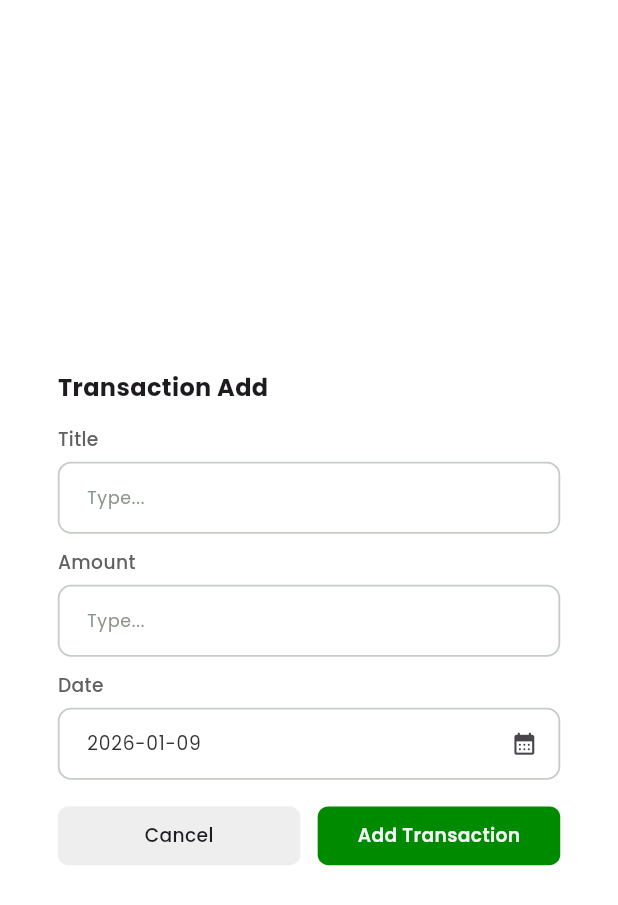
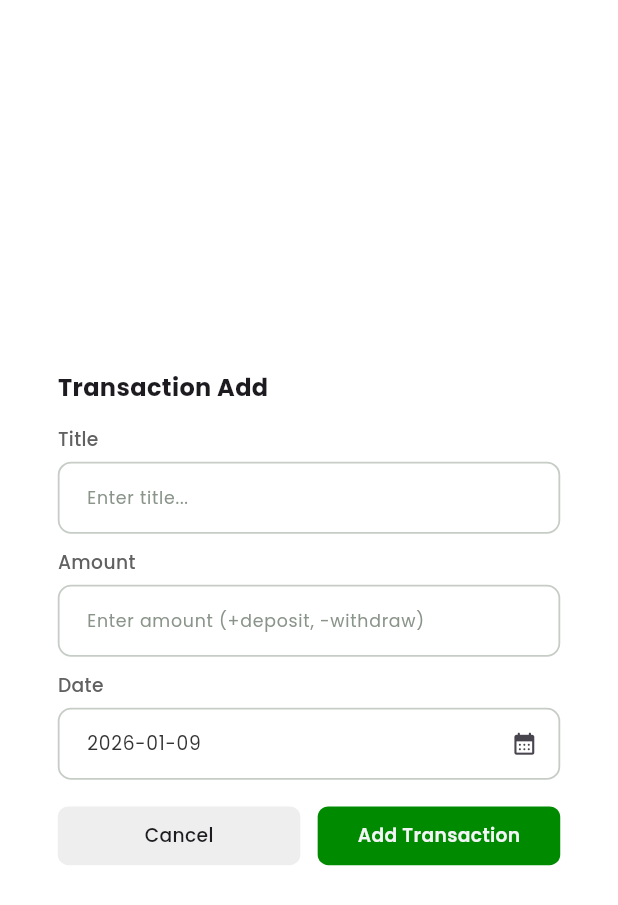
Before and after one commit to mdbayzid131/imagine_3d, a Flutter app: the DialogBody widget shown alone on an empty page, opened directly with empty values, on a phone screen of 412 x 824 dp. Shown: the top 905 px of the screen. Run offline on Flutter 3.47's test engine with Material 3 defaults, Android fonts, the phone set to English and light mode, and no system bars; our stand-ins replace cloud_firestore, firebase_auth, firebase_core, flutter_screenutil, flutter_svg, get and 2 more; accounts and stored records are empty.

Commit message:
bug fixed

```diff
--- a/lib/presentation/controllers/homepgeController.dart
+++ b/lib/presentation/controllers/homepgeController.dart
@@ -133,7 +133,7 @@ class AccountController extends GetxController {
         'Account deleted successfully',
       );
 
-      Get.to(BottomNavView());
+      Get.offAll(BottomNavView());
     } catch (e) {
       CustomSnackbar.showError(
         'Error',
--- a/lib/presentation/widgets/add_trensection_popup.dart
+++ b/lib/presentation/widgets/add_trensection_popup.dart
@@ -1,8 +1,11 @@
 import 'package:flutter/material.dart';
 import 'package:flutter_screenutil/flutter_screenutil.dart';
+import 'package:get/get_core/src/get_main.dart';
+import 'package:get/get_instance/src/extension_instance.dart';
 import 'package:get/get_rx/src/rx_types/rx_types.dart';
 import 'package:get/get_state_manager/src/rx_flutter/rx_obx_widget.dart';
 import 'package:google_fonts/google_fonts.dart';
+import 'package:imagine_3d/presentation/controllers/auth_controller.dart';
 
 import 'add_cancle_buttom.dart';
 import 'custom_text_field.dart';
@@ -33,11 +36,10 @@ class _DialogBodyState extends State<DialogBody> {
   final TextEditingController titleCtrl = TextEditingController();
   final TextEditingController amountCtrl = TextEditingController();
   final TextEditingController dateCtrl = TextEditingController();
+  final AuthController authController = Get.find<AuthController>();
+  final formKey = GlobalKey<FormState>();
 
   DateTime selectedDate = DateTime.now();
-
-  final _showTitleError = false.obs;
-  final _showAmountError = false.obs;
 
   @override
   void dispose() {
@@ -64,6 +66,8 @@ class _DialogBodyState extends State<DialogBody> {
           color: Colors.white,
           borderRadius: BorderRadius.circular(14.r),
         ),
+        child: Form(
+          key: formKey,
           child: Column(
             mainAxisSize: MainAxisSize.min,
             crossAxisAlignment: CrossAxisAlignment.start,
@@ -79,26 +83,29 @@ class _DialogBodyState extends State<DialogBody> {
               SizedBox(height: 16.h),
 
               /// Title
-            Obx(
-              () => CustomTextField(
+              CustomTextField(
                 label: 'Title',
-                hintText: "Type...",
+                hintText: "Enter title...",
                 controller: titleCtrl,
-                errorText: _showTitleError.value ? 'Title is required' : null,
+                validator: (value){
+                  if (value!.isEmpty) {
+                    return 'Please enter a title';
+                  }
+                  return null;
+                },
               ),
-            ),
+
               SizedBox(height: 12.h),
 
               /// Amount
-            Obx(
-              () => CustomTextField(
+              CustomTextField(
+                validator: authController.amountValidator,
                 label: 'Amount',
-                hintText: "Type...",
+                hintText: "Enter amount (+deposit, -withdraw)",
                 keyboardType: TextInputType.number,
                 controller: amountCtrl,
-                errorText: _showAmountError.value ? 'Amount is required' : null,
               ),
-            ),
+
               SizedBox(height: 12.h),
 
               /// Date picker
@@ -127,31 +134,26 @@ class _DialogBodyState extends State<DialogBody> {
             ],
           ),
         ),
+      ),
     );
   }
 
   void _submit() {
-    final title = titleCtrl.text.trim();
-    final amountText = amountCtrl.text.trim();
-    bool hasError = false;
-
-    if (title.isEmpty) {
-      _showTitleError.value = true;
-      hasError = true;
-    } else {
-      _showTitleError.value = false;
+    if (!formKey.currentState!.validate()) {
+      return;
     }
 
-    if (amountText.isEmpty) {
-      _showAmountError.value = true;
-      hasError = true;
-    } else {
-      _showAmountError.value = false;
+    final amount = double.tryParse(amountCtrl.text.trim());
+
+    if (amount == null) {
+      return;
     }
 
-    if (hasError) return; // Don't submit if error exists
-
-    widget.onSubmit(title, double.parse(amountText), selectedDate);
+    widget.onSubmit(
+      titleCtrl.text.trim(),
+      amount,
+      selectedDate,
+    );
 
     Navigator.pop(context);
   }
```
Also changed, not shown: lib/presentation/screens/home/home_screen.dart (+12 -7 lines). Lines whose indentation alone changed are shown as unchanged.
